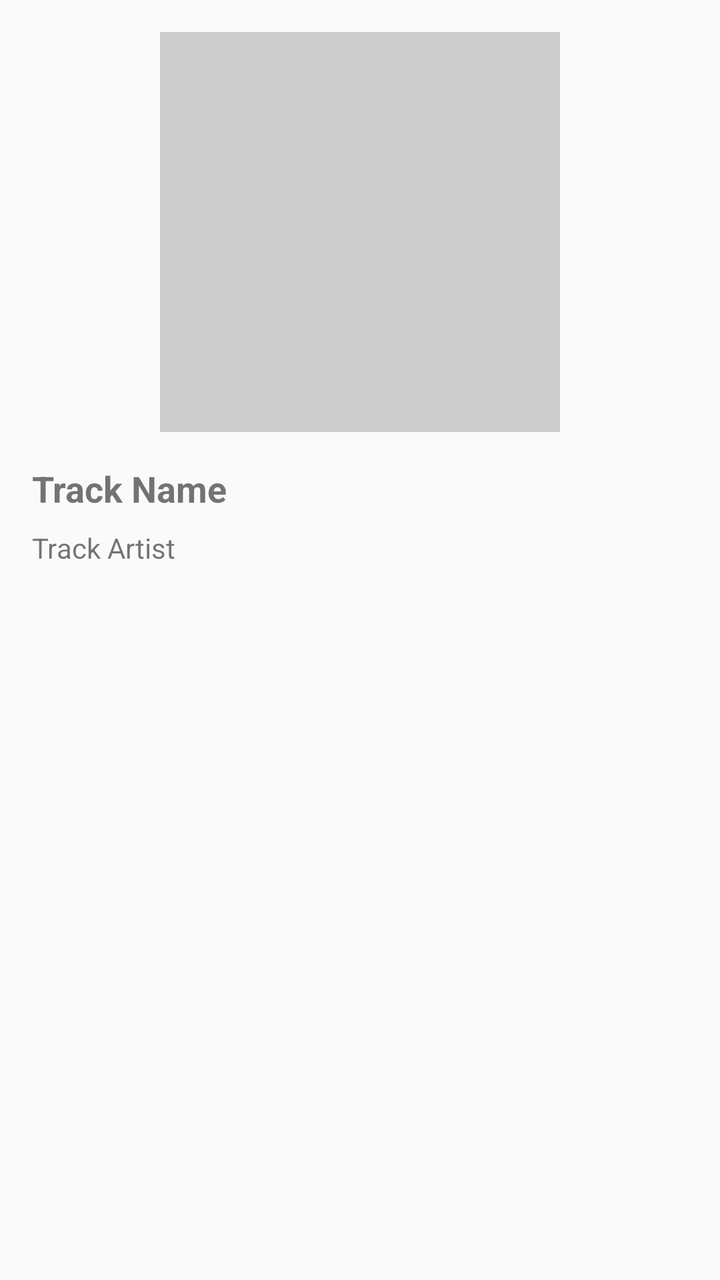
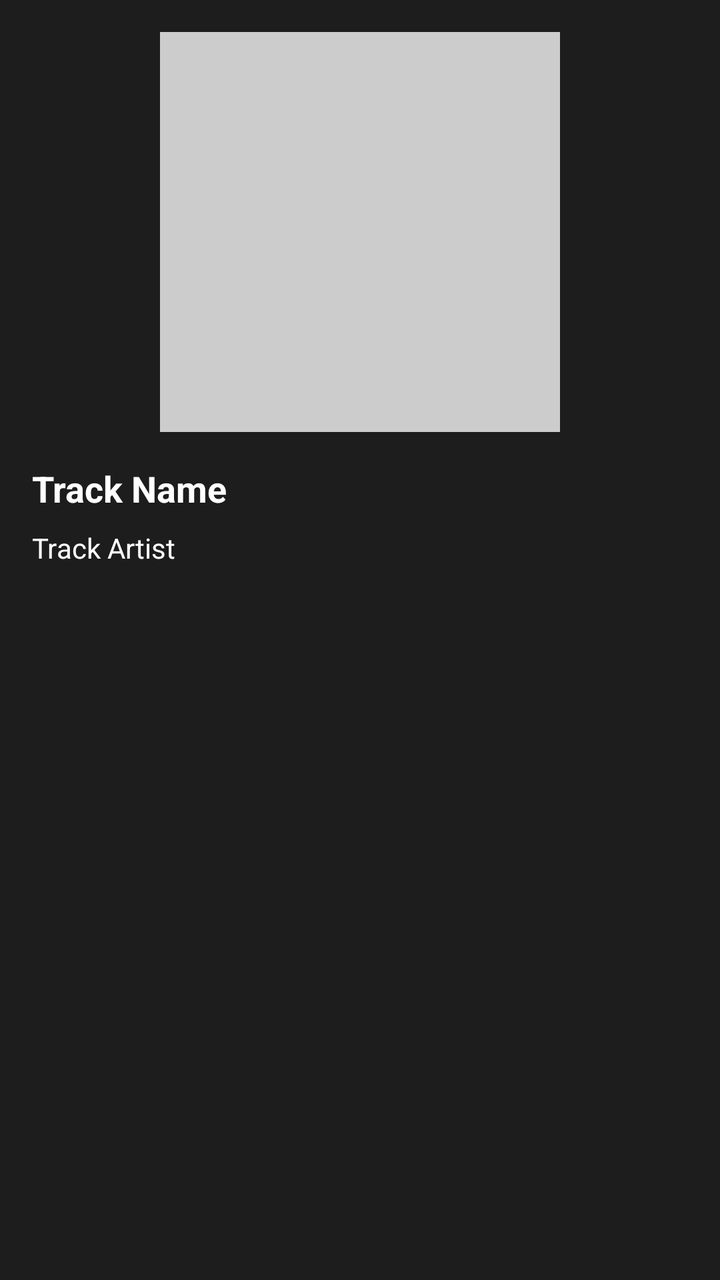

The first picture is an Android layout as it rendered before a commit; the second is the same layout after the commit. The layout source and the unified diff follow.
<!-- AndroidManifest.xml: application theme Theme.ContextAwareMusicApp -->
<!-- res/layout/fragment_song_detail.xml -->
<LinearLayout xmlns:android="http://schemas.android.com/apk/res/android"
    android:layout_width="match_parent"
    android:layout_height="match_parent"
    android:orientation="vertical"
    android:padding="16dp">

    <ImageView
        android:id="@+id/album_art"
        android:layout_width="200dp"
        android:layout_height="200dp"
        android:contentDescription="@string/album_art_desc"
        android:scaleType="centerCrop"
        android:layout_gravity="center"
        android:src="@drawable/placeholder_image" />

    <TextView
        android:id="@+id/track_name"
        android:layout_width="wrap_content"
        android:layout_height="wrap_content"
        android:text="Track Name"
        android:textSize="18sp"
        android:textStyle="bold"
        android:layout_marginTop="16dp" />

    <TextView
        android:id="@+id/track_artist"
        android:layout_width="wrap_content"
        android:layout_height="wrap_content"
        android:text="Track Artist"
        android:layout_marginTop="8dp" />

    <androidx.recyclerview.widget.RecyclerView
        android:id="@+id/tracks_recycler_view"
        android:layout_width="match_parent"
        android:layout_height="0dp"
        android:layout_weight="1"
        android:layout_marginTop="16dp" />
</LinearLayout>
<!-- resources referenced by this layout -->
<resources>
  <!-- drawable placeholder_image (drawable) -->
  <?xml version="1.0" encoding="utf-8"?>
  <shape xmlns:android="http://schemas.android.com/apk/res/android" android:shape="rectangle">
      <solid android:color="#CCCCCC" />
      <size android:width="50dp" android:height="50dp" />
  </shape>
  <string name="album_art_desc">Album Art</string>
  <style name="Theme.ContextAwareMusicApp" parent="Theme.AppCompat.Light.NoActionBar">
          <item name="colorPrimary">@color/purple_500</item>
          <item name="colorPrimaryDark">@color/purple_700</item>
          <item name="colorAccent">@color/teal_200</item>
          <item name="android:statusBarColor" tools:targetApi="lollipop">@android:color/transparent</item>
          <item name="android:windowLightStatusBar" tools:targetApi="m">true</item>
      </style>
  <color name="purple_500">#FF6200EE</color>
  <color name="purple_700">#FF3700B3</color>
  <color name="teal_200">#FF03DAC5</color>
</resources>

<!-- the commit's change to res/layout/fragment_song_detail.xml (unified diff, before → after) -->
@@ -2,6 +2,7 @@
     android:layout_width="match_parent"
     android:layout_height="match_parent"
     android:orientation="vertical"
+    android:background="@color/playerBackgroundColor"
     android:padding="16dp">
 
     <ImageView
@@ -20,6 +21,7 @@
         android:text="Track Name"
         android:textSize="18sp"
         android:textStyle="bold"
+        android:textColor="@color/playerTextColor"
         android:layout_marginTop="16dp" />
 
     <TextView
@@ -27,6 +29,7 @@
         android:layout_width="wrap_content"
         android:layout_height="wrap_content"
         android:text="Track Artist"
+        android:textColor="@color/playerTextColor"
         android:layout_marginTop="8dp" />
 
     <androidx.recyclerview.widget.RecyclerView
<!-- resource entries referenced after the edit -->
@@ -1,5 +1,7 @@
 <!-- resources referenced by this layout -->
 <resources>
+  <color name="playerBackgroundColor">#1D1D1D</color>
+  <color name="playerTextColor">#FFFFFF</color>
   <!-- drawable placeholder_image (drawable) -->
   <?xml version="1.0" encoding="utf-8"?>
   <shape xmlns:android="http://schemas.android.com/apk/res/android" android:shape="rectangle">
